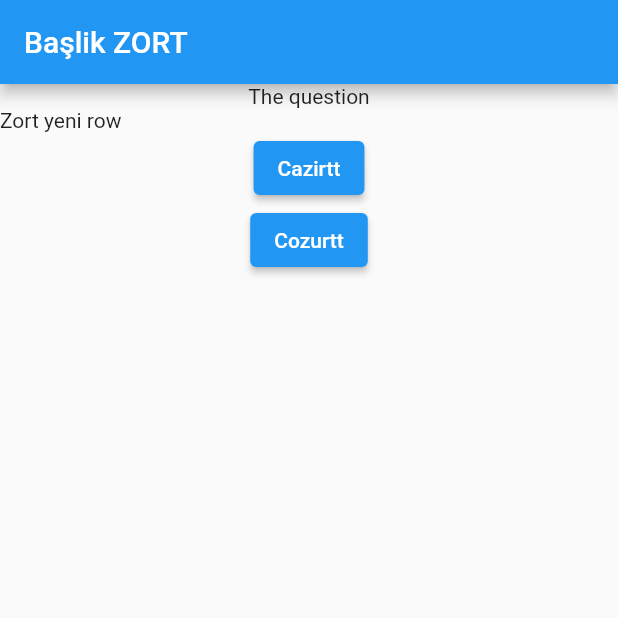
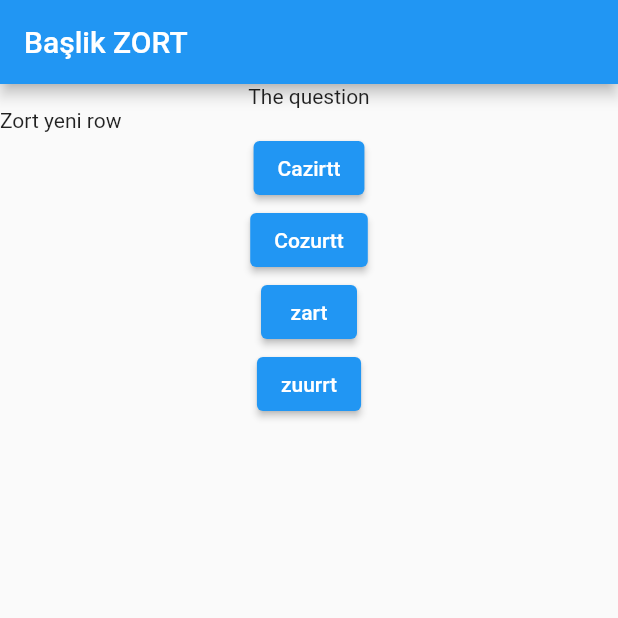
Before and after one commit to alptekinsarilar/myQuizApp, a Flutter app: the screen it shows after launch, on a phone screen of 412 x 824 dp, the top half of it. Run offline on Flutter 3.47's test engine with Material 2 defaults, Android fonts, the phone set to English and light mode, and no system bars.

Commit message:
Anonymous functions

```diff
--- a/lib/main.dart
+++ b/lib/main.dart
@@ -3,7 +3,6 @@ import 'package:flutter/material.dart';
 void main() => runApp(MyApp());
 
 class MyApp extends StatelessWidget {
-
   void action() {
     print("hey dostum butona BAStin zort");
   }
@@ -31,6 +30,16 @@ class MyApp extends StatelessWidget {
               onPressed: action,
               child: Text('Cozurtt'),
             ),
+            ElevatedButton(
+              child: Text('zart'),
+              onPressed: () {
+                print('zart is chosen');
+              },
+            ),
+            ElevatedButton(
+              child: Text('zuurrt'),
+              onPressed: () => print('zuurrt is chosen'),
+            ),
           ],
         ),
       ),
```
